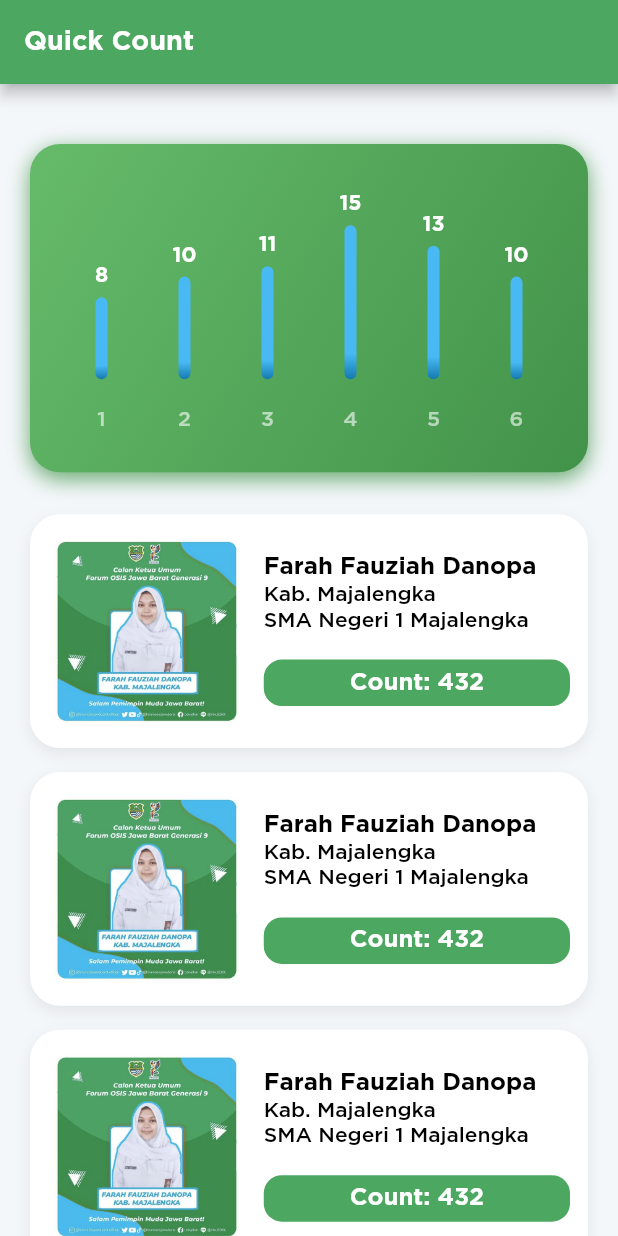
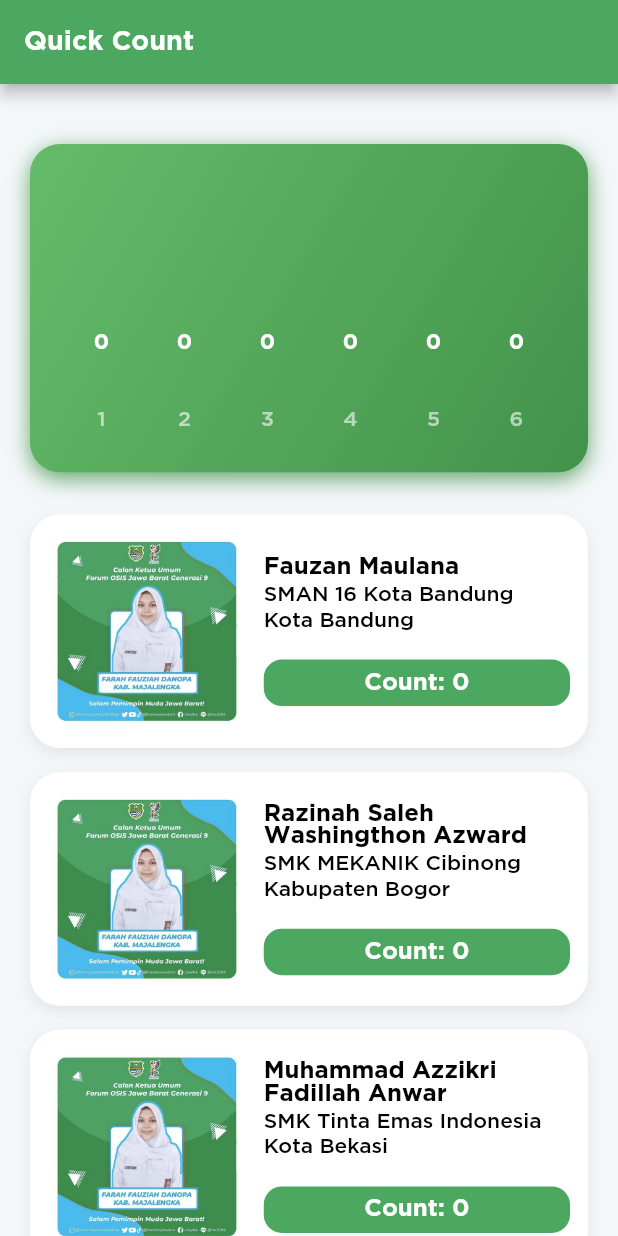
Before and after one commit to Adithya-13/FOJB-Election, a Flutter app: the CountPage screen opened directly, on a phone screen of 412 x 824 dp. Run offline on Flutter 3.47's test engine with Material 2 defaults, Android fonts, the phone set to English and light mode, and no system bars; drawn by our look-alikes of fl_chart; our stand-ins replace bloc, cached_network_image, equatable, firebase_core, firebase_database, flutter_bloc and 5 more; accounts and stored records are empty.

Commit message:
implement quick count

```diff
--- a/lib/logic/blocs/blocs.dart
+++ b/lib/logic/blocs/blocs.dart
@@ -1,6 +1,7 @@
 export 'auth/auth_bloc.dart';
 export 'vote/vote_bloc.dart';
 export 'candidate/candidate_bloc.dart';
+export 'count/count_bloc.dart';
 
 import 'package:flutter_bloc/flutter_bloc.dart';
 
--- /dev/null
+++ b/lib/logic/blocs/candidate_count/candidate_count_event.dart
@@ -0,0 +1,5 @@
+part of 'candidate_count_bloc.dart';
+
+abstract class CandidateCountEvent extends Equatable {
+  const CandidateCountEvent();
+}
--- a/lib/presentation/pages/count_page.dart
+++ b/lib/presentation/pages/count_page.dart
@@ -1,10 +1,170 @@
 import 'package:flutter/material.dart';
 import 'package:fl_chart/fl_chart.dart';
+import 'package:flutter_bloc/flutter_bloc.dart';
+import 'package:fojb_election/data/entities/entities.dart';
+import 'package:fojb_election/logic/blocs/blocs.dart';
 import 'package:fojb_election/presentation/routes/routes.dart';
 import 'package:fojb_election/presentation/utils/utils.dart';
 
-class _BarChart extends StatelessWidget {
-  const _BarChart({Key? key}) : super(key: key);
+class CountPage extends StatefulWidget {
+  const CountPage({Key? key}) : super(key: key);
+
+  @override
+  _CountPageState createState() => _CountPageState();
+}
+
+class _CountPageState extends State<CountPage> {
+
+  @override
+  void initState() {
+    context.read<CandidateBloc>().add(GetCandidates());
+    context.read<CountBloc>().add(GetCounts());
+    super.initState();
+  }
+
+  @override
+  Widget build(BuildContext context) {
+    return Scaffold(
+      appBar: AppBar(
+        backgroundColor: AppTheme.green,
+        automaticallyImplyLeading: false,
+        title: Text('Quick Count', style: AppTheme.headline3.white),
+      ),
+      body: BlocBuilder<CandidateBloc, CandidateState>(
+        buildWhen: (previous, current) => current is CandidateSuccess,
+        builder: (context, candidateState) {
+          return BlocBuilder<CountBloc, CountState>(
+            builder: (context, countState) {
+              if (candidateState is CandidateSuccess &&
+                  countState is CountSuccess) {
+                return SingleChildScrollView(
+                  physics: BouncingScrollPhysics(),
+                  child: Container(
+                    padding: EdgeInsets.all(Helper.normalPadding),
+                    child: Column(
+                      mainAxisSize: MainAxisSize.min,
+                      crossAxisAlignment: CrossAxisAlignment.stretch,
+                      children: [
+                        SizedBox(height: Helper.bigPadding),
+                        _chartBar(context, countState.entity),
+                        SizedBox(height: Helper.bigPadding),
+                        _candidateList(
+                            context, countState.entity, candidateState.entity),
+                      ],
+                    ),
+                  ),
+                );
+              }
+              return Container();
+            },
+          );
+        },
+      ),
+    );
+  }
+
+  Widget _chartBar(BuildContext context, CountEntity counts) {
+    return AspectRatio(
+      aspectRatio: 1.7,
+      child: Container(
+        decoration: BoxDecoration(
+          borderRadius: BorderRadius.circular(20),
+          color: AppTheme.darkGreen,
+          gradient: LinearGradient(
+            colors: [Colors.green.shade400, AppTheme.darkGreen],
+            begin: Alignment.topLeft,
+            end: Alignment.bottomRight,
+          ),
+          boxShadow: Helper.getBigShadow(),
+        ),
+        padding: EdgeInsets.all(Helper.normalPadding),
+        child: CountChart(countEntity: counts),
+      ),
+    );
+  }
+
+  Widget _candidateList(
+      BuildContext context, CountEntity countEntity, CandidateEntity candidateEntity) {
+    return ListView.builder(
+      shrinkWrap: true,
+      physics: NeverScrollableScrollPhysics(),
+      itemCount: candidateEntity.candidates.length,
+      itemBuilder: (context, index) {
+        final candidate = candidateEntity.candidates[index];
+        final countCandidate = countEntity.countCandidates[index];
+        return GestureDetector(
+          onTap: () => Navigator.pushNamed(context, PagePath.detail),
+          child: Container(
+            decoration: BoxDecoration(
+              color: AppTheme.white,
+              boxShadow: Helper.getShadow(),
+              borderRadius: BorderRadius.circular(20),
+            ),
+            margin: EdgeInsets.symmetric(vertical: 8),
+            padding: EdgeInsets.all(Helper.smallPadding),
+            child: Row(
+              children: [
+                ClipRRect(
+                  borderRadius: BorderRadius.circular(20),
+                  child: Image.asset(
+                    Resources.imgDummy,
+                    fit: BoxFit.cover,
+                    height: MediaQuery.of(context).size.height * 0.16,
+                  ),
+                ),
+                SizedBox(width: Helper.smallPadding),
+                Expanded(
+                  child: Column(
+                    crossAxisAlignment: CrossAxisAlignment.stretch,
+                    children: [
+                      Text(
+                        candidate.name,
+                        style: AppTheme.text1.bold,
+                        maxLines: 2,
+                        overflow: TextOverflow.ellipsis,
+                      ),
+                      SizedBox(height: 4),
+                      Text(
+                        candidate.school,
+                        style: AppTheme.text2,
+                        maxLines: 1,
+                        overflow: TextOverflow.ellipsis,
+                      ),
+                      SizedBox(height: 4),
+                      Text(
+                        candidate.origin,
+                        style: AppTheme.text2,
+                      ),
+                      SizedBox(height: Helper.normalPadding),
+                      Container(
+                        decoration: BoxDecoration(
+                          borderRadius: BorderRadius.circular(12),
+                          color: AppTheme.green,
+                        ),
+                        padding:
+                            EdgeInsets.symmetric(vertical: 8, horizontal: 4),
+                        child: Center(
+                          child: Text('Count: $countCandidate',
+                              style: AppTheme.text1.bold.white),
+                        ),
+                      ),
+                    ],
+                  ),
+                ),
+              ],
+            ),
+          ),
+        );
+      },
+    );
+  }
+}
+
+
+class CountChart extends StatelessWidget {
+  final CountEntity countEntity;
+
+  const CountChart({Key? key, required this.countEntity}) : super(key: key);
 
   @override
   Widget build(BuildContext context) {
@@ -13,10 +173,10 @@ class _BarChart extends StatelessWidget {
         barTouchData: barTouchData,
         titlesData: titlesData,
         borderData: borderData,
-        barGroups: barGroups,
+        barGroups: barGroups(countEntity),
         gridData: FlGridData(show: false),
         alignment: BarChartAlignment.spaceAround,
-        maxY: 20,
+        maxY: countEntity.total.toDouble() + (countEntity.total.toDouble() / 4),
       ),
       swapAnimationDuration: Duration(milliseconds: 300),
       swapAnimationCurve: Curves.easeInOutCubic,
@@ -51,7 +211,7 @@ class _BarChart extends StatelessWidget {
     bottomTitles: SideTitles(
       showTitles: true,
       getTextStyles: (context, value) => AppTheme.text2.whiteOpacity,
-          margin: 20,
+      margin: 30,
       getTitles: (double value) {
         switch (value.toInt()) {
           case 0:
@@ -80,12 +240,12 @@ class _BarChart extends StatelessWidget {
     show: false,
   );
 
-  List<BarChartGroupData> get barGroups => [
+  List<BarChartGroupData> barGroups(CountEntity counts) => [
     BarChartGroupData(
       x: 0,
       barRods: [
         BarChartRodData(
-              y: 8,
+          y: counts.countCandidates[0].toDouble(),
           colors: [
             AppTheme.darkBlue,
             AppTheme.blue,
@@ -103,7 +263,7 @@ class _BarChart extends StatelessWidget {
       x: 1,
       barRods: [
         BarChartRodData(
-              y: 10,
+          y: counts.countCandidates[1].toDouble(),
           colors: [
             AppTheme.darkBlue,
             AppTheme.blue,
@@ -121,7 +281,7 @@ class _BarChart extends StatelessWidget {
       x: 2,
       barRods: [
         BarChartRodData(
-              y: 11,
+          y: counts.countCandidates[2].toDouble(),
           colors: [
             AppTheme.darkBlue,
             AppTheme.blue,
@@ -137,9 +297,10 @@ class _BarChart extends StatelessWidget {
     ),
     BarChartGroupData(
       x: 3,
+      barsSpace: 10,
       barRods: [
         BarChartRodData(
-              y: 15,
+          y: counts.countCandidates[3].toDouble(),
           colors: [
             AppTheme.darkBlue,
             AppTheme.blue,
@@ -157,7 +318,7 @@ class _BarChart extends StatelessWidget {
       x: 4,
       barRods: [
         BarChartRodData(
-              y: 13,
+          y: counts.countCandidates[4].toDouble(),
           colors: [
             AppTheme.darkBlue,
             AppTheme.blue,
@@ -175,7 +336,7 @@ class _BarChart extends StatelessWidget {
       x: 5,
       barRods: [
         BarChartRodData(
-              y: 10,
+          y: counts.countCandidates[5].toDouble(),
           colors: [
             AppTheme.darkBlue,
             AppTheme.blue,
@@ -191,126 +352,3 @@ class _BarChart extends StatelessWidget {
     ),
   ];
 }
-
-class CountPage extends StatelessWidget {
-  const CountPage({Key? key}) : super(key: key);
-
-  @override
-  Widget build(BuildContext context) {
-    return Scaffold(
-      appBar: AppBar(
-        backgroundColor: AppTheme.green,
-        automaticallyImplyLeading: false,
-        title: Text('Quick Count', style: AppTheme.headline3.white),
-      ),
-      body: SingleChildScrollView(
-        physics: BouncingScrollPhysics(),
-        child: Container(
-          padding: EdgeInsets.all(Helper.normalPadding),
-          child: Column(
-            mainAxisSize: MainAxisSize.min,
-            crossAxisAlignment: CrossAxisAlignment.stretch,
-            children: [
-              SizedBox(height: Helper.bigPadding),
-              _chartBar(context),
-              SizedBox(height: Helper.bigPadding),
-              ListView.builder(
-                shrinkWrap: true,
-                physics: NeverScrollableScrollPhysics(),
-                itemCount: 6,
-                itemBuilder: (context, index) {
-                  return GestureDetector(
-                    onTap: () => Navigator.pushNamed(context, PagePath.detail),
-                    child: Container(
-                      decoration: BoxDecoration(
-                        color: AppTheme.white,
-                        boxShadow: Helper.getShadow(),
-                        borderRadius: BorderRadius.circular(20),
-                      ),
-                      margin: EdgeInsets.symmetric(vertical: 8),
-                      padding: EdgeInsets.all(Helper.smallPadding),
-                      child: Row(
-                        children: [
-                          ClipRRect(
-                            borderRadius: BorderRadius.circular(20),
-                            child: Image.asset(
-                              Resources.imgDummy,
-                              fit: BoxFit.cover,
-                              height: MediaQuery
-                                  .of(context)
-                                  .size
-                                  .height * 0.16,
-                            ),
-                          ),
-                          SizedBox(width: Helper.smallPadding),
-                          Expanded(
-                            child: Column(
-                              crossAxisAlignment: CrossAxisAlignment.stretch,
-                              children: [
-                                Text(
-                                  'Farah Fauziah Danopa',
-                                  style: AppTheme.text1.bold,
-                                  maxLines: 2,
-                                  overflow: TextOverflow.ellipsis,
-                                ),
-                                SizedBox(height: 4),
-                                Text(
-                                  'Kab. Majalengka',
-                                  style: AppTheme.text2,
-                                  maxLines: 1,
-                                  overflow: TextOverflow.ellipsis,
-                                ),
-                                SizedBox(height: 4),
-                                Text(
-                                  'SMA Negeri 1 Majalengka',
-                                  style: AppTheme.text2,
-                                ),
-                                SizedBox(height: Helper.normalPadding),
-                                Container(
-                                  decoration: BoxDecoration(
-                                    borderRadius: BorderRadius.circular(12),
-                                    color: AppTheme.green,
-                                  ),
-                                  padding: EdgeInsets.symmetric(
-                                      vertical: 8, horizontal: 4),
-                                  child: Center(
-                                    child: Text('Count: 432',
-                                        style: AppTheme.text1.bold.white),
-                                  ),
-                                ),
-                              ],
-                            ),
-                          ),
-                        ],
-                      ),
-                    ),
-                  );
-                },
-              ),
-            ],
-          ),
-        ),
-      ),
-    );
-  }
-
-  Widget _chartBar(BuildContext context) {
-    return AspectRatio(
-      aspectRatio: 1.7,
-      child: Container(
-        decoration: BoxDecoration(
-          borderRadius: BorderRadius.circular(20),
-          color: AppTheme.darkGreen,
-          gradient: LinearGradient(
-            colors: [Colors.green.shade400, AppTheme.darkGreen],
-            begin: Alignment.topLeft,
-            end: Alignment.bottomRight,
-          ),
-          boxShadow: Helper.getBigShadow(),
-        ),
-        padding: EdgeInsets.all(Helper.normalPadding),
-        child: _BarChart(),
-      ),
-    );
-  }
-}
```
Also changed, not shown: lib/data/entities/count_entity.dart (+7 -21 lines), lib/data/repositories/fojb_repository.dart (+2 -8 lines), lib/logic/blocs/candidate_count/candidate_count_bloc.dart (added, +15 -0 lines), lib/logic/blocs/candidate_count/candidate_count_state.dart (added, +10 -0 lines). Lines whose indentation alone changed are shown as unchanged.
